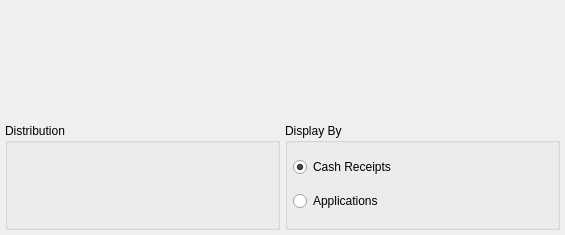
Pegasus-RPG/xtuple-client, file guiclient/dspCashReceipts.ui: the form before one commit.
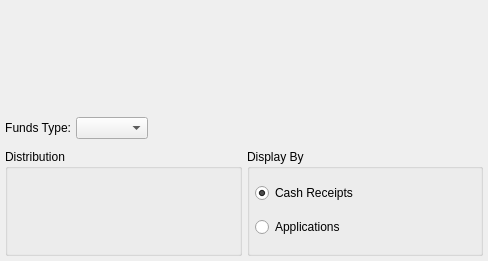
The form after the commit. Custom widgets are drawn as their Qt base class.

Commit message: Issue #24684:move fundstype selector from parameterwidget to uiform

Diff of the .ui file:
```diff
--- a/guiclient/dspCashReceipts.ui
+++ b/guiclient/dspCashReceipts.ui
@@ -13,18 +13,90 @@
    <rect>
     <x>0</x>
     <y>0</y>
-    <width>565</width>
-    <height>235</height>
+    <width>488</width>
+    <height>261</height>
    </rect>
   </property>
   <property name="windowTitle">
    <string>Cash Receipts</string>
   </property>
-  <layout class="QGridLayout" name="gridLayout_2">
-   <item row="0" column="0" colspan="2">
+  <layout class="QVBoxLayout" name="verticalLayout">
+   <item>
+    <layout class="QHBoxLayout" name="horizontalLayout_3">
+     <item>
     <widget class="CustomerSelector" name="_customerSelector"/>
    </item>
-   <item row="2" column="0">
+     <item>
+      <spacer name="horizontalSpacer_2">
+       <property name="orientation">
+        <enum>Qt::Horizontal</enum>
+       </property>
+       <property name="sizeHint" stdset="0">
+        <size>
+         <width>40</width>
+         <height>20</height>
+        </size>
+       </property>
+      </spacer>
+     </item>
+    </layout>
+   </item>
+   <item>
+    <layout class="QHBoxLayout" name="horizontalLayout">
+     <item>
+      <widget class="QLabel" name="_fundsTypeLit">
+       <property name="text">
+        <string>Funds Type:</string>
+       </property>
+       <property name="alignment">
+        <set>Qt::AlignRight|Qt::AlignTrailing|Qt::AlignVCenter</set>
+       </property>
+      </widget>
+     </item>
+     <item>
+      <widget class="XComboBox" name="_fundsType">
+       <property name="allowNull">
+        <bool>true</bool>
+       </property>
+       <property name="nullStr">
+        <string>All</string>
+       </property>
+      </widget>
+     </item>
+     <item>
+      <spacer name="horizontalSpacer">
+       <property name="orientation">
+        <enum>Qt::Horizontal</enum>
+       </property>
+       <property name="sizeHint" stdset="0">
+        <size>
+         <width>40</width>
+         <height>20</height>
+        </size>
+       </property>
+      </spacer>
+     </item>
+    </layout>
+   </item>
+   <item>
+    <spacer name="verticalSpacer">
+     <property name="orientation">
+      <enum>Qt::Vertical</enum>
+     </property>
+     <property name="sizeType">
+      <enum>QSizePolicy::Fixed</enum>
+     </property>
+     <property name="sizeHint" stdset="0">
+      <size>
+       <width>20</width>
+       <height>5</height>
+      </size>
+     </property>
+    </spacer>
+   </item>
+   <item>
+    <layout class="QHBoxLayout" name="horizontalLayout_2">
+     <item>
     <widget class="QGroupBox" name="groupBox">
      <property name="title">
       <string>Distribution</string>
@@ -36,7 +108,7 @@
      </layout>
     </widget>
    </item>
-   <item row="2" column="1">
+     <item>
     <widget class="QGroupBox" name="displayTypeGroup">
      <property name="title">
       <string>Display By</string>
@@ -62,21 +134,7 @@
      </layout>
     </widget>
    </item>
-   <item row="1" column="0">
-    <spacer name="verticalSpacer">
-     <property name="orientation">
-      <enum>Qt::Vertical</enum>
-     </property>
-     <property name="sizeType">
-      <enum>QSizePolicy::Fixed</enum>
-     </property>
-     <property name="sizeHint" stdset="0">
-      <size>
-       <width>20</width>
-       <height>5</height>
-      </size>
-     </property>
-    </spacer>
+    </layout>
    </item>
   </layout>
  </widget>
@@ -93,6 +151,11 @@
    <header>datecluster.h</header>
    <container>1</container>
   </customwidget>
+  <customwidget>
+   <class>XComboBox</class>
+   <extends>QComboBox</extends>
+   <header>xcombobox.h</header>
+  </customwidget>
  </customwidgets>
  <tabstops>
   <tabstop>_dates</tabstop>
```
Lines whose indentation alone changed are shown as unchanged. The commit also changes 1 other file.
